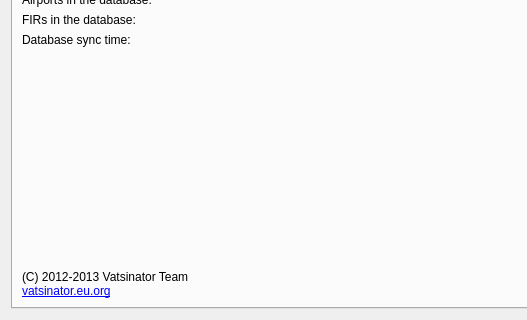
The window that source/ui/windows/aboutwindow.ui (Vatsinator/vatsinator-legacy) describes before a commit, drawn with Qt 5; both pictures show x 0 to 527 and y 187 to 507 of the 612 by 507 pixel window.
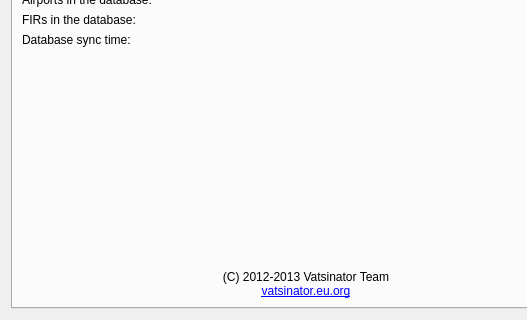
The same window after the commit. Icons and pictures are not drawn.

```diff
--- a/source/ui/windows/aboutwindow.ui
+++ b/source/ui/windows/aboutwindow.ui
@@ -210,7 +210,7 @@
             <string>(C) 2012-2013 Vatsinator Team&lt;br&gt;&lt;a href=&quot;http://vatsinator.eu.org/&quot;&gt;vatsinator.eu.org&lt;/a&gt;</string>
            </property>
            <property name="alignment">
-            <set>Qt::AlignBottom|Qt::AlignLeading|Qt::AlignLeft</set>
+            <set>Qt::AlignBottom|Qt::AlignHCenter</set>
            </property>
            <property name="margin">
             <number>5</number>
```
Left out of the diff: 3 changed lines with no effect on the pictures.
